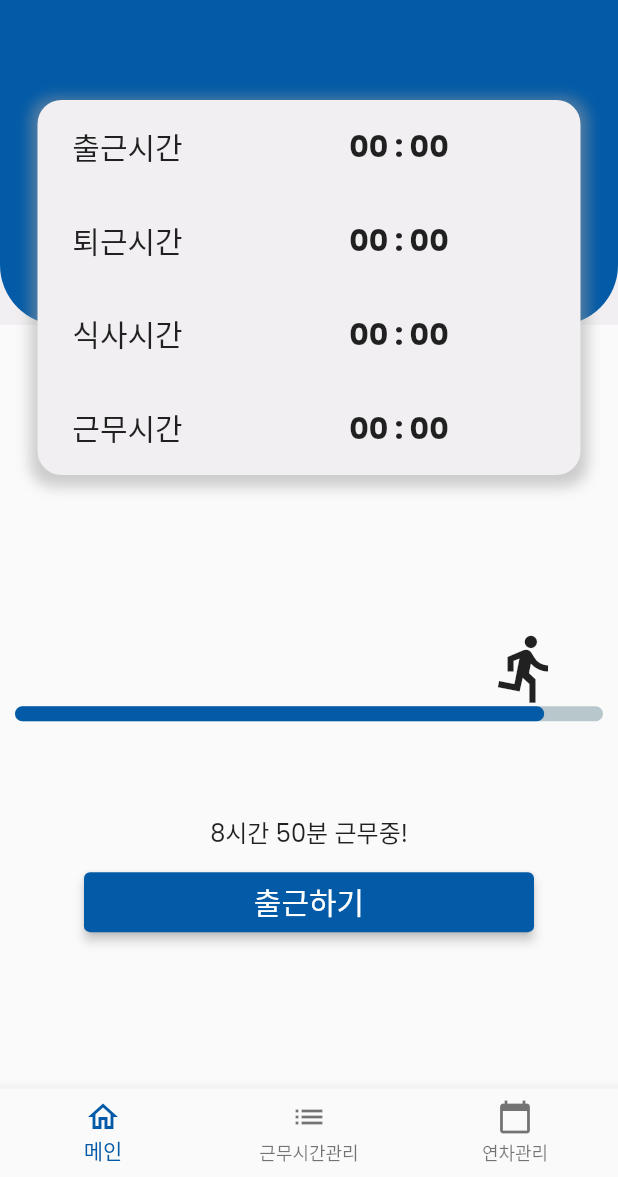
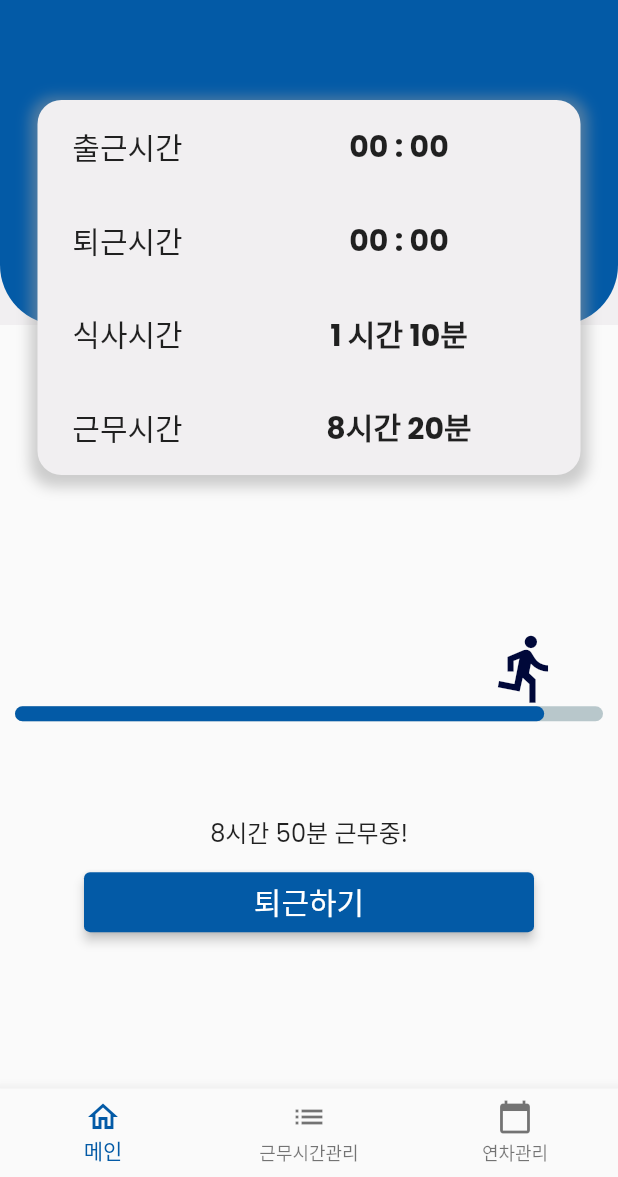
Before and after one commit to fepanbr/work_app, a Flutter app: the screen it shows once a user with an empty profile is signed in, after a tap on "출근하기", on a phone screen of 412 x 824 dp, the part 59-1236 px from its top. Run offline on Flutter 3.47's test engine with Material 2 defaults, Android fonts, the phone set to English and light mode, and no system bars; drawn by our look-alikes of percent_indicator; our stand-ins replace cloud_firestore, firebase_auth, firebase_core, fluttertoast, get, google_fonts and 1 more; accounts and stored records are empty.

Commit message:
[기능추가] 메인 홈 작업중

```diff
--- /dev/null
+++ b/lib/components/workingBar.dart
@@ -0,0 +1,44 @@
+import 'package:commute_app/constants.dart';
+import 'package:flutter/material.dart';
+import 'package:get/get.dart';
+import 'package:percent_indicator/linear_percent_indicator.dart';
+
+class WorkingBar extends StatelessWidget {
+  const WorkingBar({
+    Key? key,
+  }) : super(key: key);
+
+  @override
+  Widget build(BuildContext context) {
+    return Expanded(
+      child: Column(
+        mainAxisAlignment: MainAxisAlignment.center,
+        crossAxisAlignment: CrossAxisAlignment.start,
+        children: [
+          Container(
+            height: 50,
+            child: Row(
+              children: [
+                SizedBox(
+                  width: (Get.width - 50) * 0.9,
+                ),
+                Icon(
+                  Icons.directions_run_outlined,
+                  size: 50,
+                  color: kTextColor,
+                ),
+              ],
+            ),
+          ),
+          new LinearPercentIndicator(
+            lineHeight: 10.0,
+            // percent: _value.restTime,
+            linearStrokeCap: LinearStrokeCap.roundAll,
+            progressColor: kPrimaryColor,
+            percent: 0.9,
+          ),
+        ],
+      ),
+    );
+  }
+}
--- a/lib/homePage.dart
+++ b/lib/homePage.dart
@@ -1,7 +1,7 @@
 import 'package:commute_app/constants.dart';
 import 'package:commute_app/pages/loginPage.dart';
 import 'package:commute_app/pages/mainPage.dart';
-import 'package:commute_app/weeklyWorkPage.dart';
+import 'package:commute_app/pages/weeklyWorkPage.dart';
 import 'package:firebase_auth/firebase_auth.dart';
 import 'package:flutter/material.dart';
 
--- /dev/null
+++ b/lib/models/WorkState.dart
@@ -0,0 +1 @@
+enum WorkState { BEFORE_WORK, WORKING, AFTER_WORK }
--- /dev/null
+++ b/lib/models/user.dart
@@ -0,0 +1,18 @@
+import 'package:cloud_firestore/cloud_firestore.dart';
+
+class User {
+  int id;
+  String email;
+  String name;
+
+  User(this.id, this.email, this.name);
+
+  User.fromSnapshot(DocumentSnapshot documentSnapshot)
+      : this.id = (documentSnapshot.data() as Map<String, dynamic>)['id'],
+        this.email = (documentSnapshot.data() as Map<String, dynamic>)['email'],
+        this.name = (documentSnapshot.data() as Map<String, dynamic>)['name'];
+
+  toJson() {
+    return {"id": id, "email": email, "name": name};
+  }
+}
--- /dev/null
+++ b/lib/models/work.dart
@@ -0,0 +1,32 @@
+import 'package:cloud_firestore/cloud_firestore.dart';
+
+class Work {
+  int id;
+  DateTime startTime;
+  DateTime endTime;
+  Duration workingTime;
+  Duration mealTime;
+
+  Work(this.id, this.startTime, this.endTime, this.workingTime, this.mealTime);
+
+  Work.fromSnapshot(DocumentSnapshot documentSnapshot)
+      : this.id = (documentSnapshot.data() as Map<String, dynamic>)['id'],
+        this.startTime =
+            (documentSnapshot.data() as Map<String, dynamic>)['startTime'],
+        this.endTime =
+            (documentSnapshot.data() as Map<String, dynamic>)['endTime'],
+        this.workingTime =
+            (documentSnapshot.data() as Map<String, dynamic>)['workingTime'],
+        this.mealTime =
+            (documentSnapshot.data() as Map<String, dynamic>)['mealTime'];
+
+  toJson() {
+    return {
+      "id": id,
+      "startTime": startTime,
+      "endTime": endTime,
+      "workingTime": workingTime,
+      "mealTime": mealTime
+    };
+  }
+}
--- a/lib/pages/mainPage.dart
+++ b/lib/pages/mainPage.dart
@@ -1,12 +1,28 @@
+import 'package:commute_app/components/workingBar.dart';
 import 'package:commute_app/constants.dart';
+import 'package:commute_app/models/WorkState.dart';
 import 'package:flutter/material.dart';
-import 'package:get/get.dart';
-import 'package:percent_indicator/linear_percent_indicator.dart';
+import 'package:fluttertoast/fluttertoast.dart';
 
-class MainPage extends StatelessWidget {
+class MainPage extends StatefulWidget {
   const MainPage({
     Key? key,
   }) : super(key: key);
+
+  @override
+  _MainPageState createState() => _MainPageState();
+}
+
+class _MainPageState extends State<MainPage> {
+  late WorkState _workState;
+
+  @override
+  void initState() {
+    super.initState();
+    _workState = WorkState.BEFORE_WORK;
+  }
+
+  Future<void> startWork() async {}
 
   @override
   Widget build(BuildContext context) {
@@ -114,7 +130,7 @@ class MainPage extends StatelessWidget {
                             child: Container(
                           child: Center(
                             child: Text(
-                              '00 : 00',
+                              '1 시간 10분',
                               style: TextStyle(
                                   fontSize: 20, fontWeight: FontWeight.bold),
                             ),
@@ -139,7 +155,7 @@ class MainPage extends StatelessWidget {
                             child: Container(
                           child: Center(
                             child: Text(
-                              '00 : 00',
+                              '8시간 20분',
                               style: TextStyle(
                                   fontSize: 20, fontWeight: FontWeight.bold),
                             ),
@@ -156,35 +172,7 @@ class MainPage extends StatelessWidget {
         SizedBox(
           height: 30,
         ),
-        Expanded(
-          child: Column(
-            mainAxisAlignment: MainAxisAlignment.center,
-            crossAxisAlignment: CrossAxisAlignment.start,
-            children: [
-              Container(
-                height: 50,
-                child: Row(
-                  children: [
-                    SizedBox(
-                      width: (Get.width - 50) * 0.9,
-                    ),
-                    Icon(
-                      Icons.directions_run_outlined,
-                      size: 50,
-                    ),
-                  ],
-                ),
-              ),
-              new LinearPercentIndicator(
-                lineHeight: 10.0,
-                // percent: _value.restTime,
-                linearStrokeCap: LinearStrokeCap.roundAll,
-                progressColor: kPrimaryColor,
-                percent: 0.9,
-              ),
-            ],
-          ),
-        ),
+        WorkingBar(),
         Expanded(
           child: Column(
             children: [
@@ -198,9 +186,26 @@ class MainPage extends StatelessWidget {
                 height: 10,
               ),
               ElevatedButton(
-                onPressed: () {},
+                onPressed: () {
+                  setState(() {
+                    if (_workState == WorkState.BEFORE_WORK) {
+                      _workState = WorkState.WORKING;
+                    } else if (_workState == WorkState.WORKING) {
+                      _workState = WorkState.AFTER_WORK;
+                    } else {
+                      Fluttertoast.showToast(
+                          msg: "하루에 출근은 한번만 하세요..",
+                          toastLength: Toast.LENGTH_SHORT,
+                          gravity: ToastGravity.CENTER,
+                          timeInSecForIosWeb: 1,
+                          backgroundColor: Colors.red,
+                          textColor: Colors.white,
+                          fontSize: 16.0);
+                    }
+                  });
+                },
                 child: Text(
-                  '출근하기',
+                  _workState == WorkState.WORKING ? '퇴근하기' : '출근하기',
                   style: TextStyle(fontSize: 20, fontWeight: FontWeight.w400),
                 ),
                 style: ButtonStyle(
--- a/pubspec.yaml
+++ b/pubspec.yaml
@@ -35,6 +35,8 @@ dependencies:
   google_fonts: ^2.1.0
   flutter_svg: ^0.22.0
   percent_indicator: ^3.0.1
+  cloud_firestore: ^2.2.2
+  fluttertoast: ^8.0.7
 
 dev_dependencies:
   flutter_test:
```
Also changed, not shown: lib/pages/weeklyWorkPage.dart (renamed from lib/weeklyWorkPage.dart), pubspec.lock, 2 other files.
